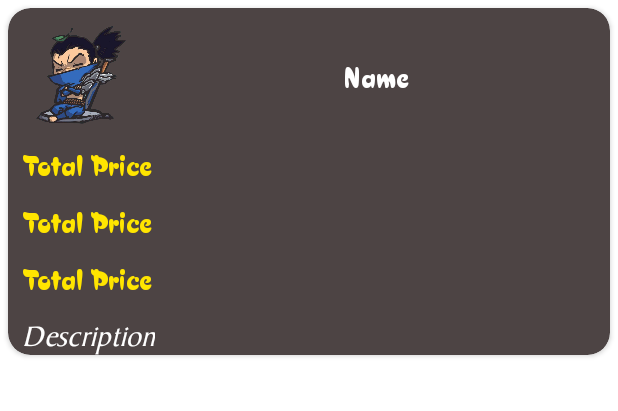
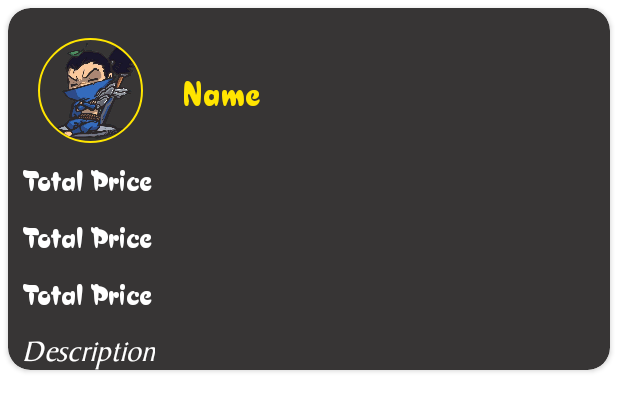
Before and after one commit to giangneymar/LOL-Wiki, an Android app: the layout item_item.xml on its own in the app's theme, with its tools: preview values and no code run, on a phone screen of 412 x 824 dp. Shown: the top 411 px of the screen. Run offline under Robolectric (Android 15) with nearby library versions, the phone set to English and light mode, and no system bars.

Commit message:
eo co gi

```diff
--- a/app/src/main/java/com/example/lolwiki/ui/activity/ChampionDetailActivity.java
+++ b/app/src/main/java/com/example/lolwiki/ui/activity/ChampionDetailActivity.java
@@ -60,6 +60,7 @@ public class ChampionDetailActivity extends BaseActivity {
         adapter.addFragment(new AbilitiesFragment(), "Abilities");
         adapter.addFragment(new BuildFragment(), "Build");
         binding.viewPager.setAdapter(adapter);
+        binding.viewPager.setOffscreenPageLimit(2);
         binding.tabLayout.setupWithViewPager(binding.viewPager);
         binding.viewPager.addOnPageChangeListener(new ViewPager.OnPageChangeListener() {
             @Override
--- a/app/src/main/java/com/example/lolwiki/ui/fragment/OverviewFragment.java
+++ b/app/src/main/java/com/example/lolwiki/ui/fragment/OverviewFragment.java
@@ -52,8 +52,4 @@ public class OverviewFragment extends BaseFragment<FragmentOverviewBinding> {
             binding.description.setText(champion.getDescription());
         });
     }
-
-    public void getChampion(Champion champion) {
-        Log.d("Ccccccc", champion.getName());
-    }
 }
--- a/app/src/main/res/layout/item_item.xml
+++ b/app/src/main/res/layout/item_item.xml
@@ -6,18 +6,20 @@
         android:layout_width="match_parent"
         android:layout_height="wrap_content"
         android:layout_margin="5dp"
-        android:backgroundTint="@color/brown"
+        android:backgroundTint="#373535"
         app:cardCornerRadius="15dp">
 
         <androidx.constraintlayout.widget.ConstraintLayout
             android:layout_width="match_parent"
             android:layout_height="wrap_content">
 
-            <ImageView
+            <de.hdodenhof.circleimageview.CircleImageView
                 android:id="@+id/image_item"
                 android:layout_width="70dp"
                 android:layout_height="70dp"
-                android:layout_margin="10dp"
+                android:layout_margin="20dp"
+                app:civ_border_width="1dp"
+                app:civ_border_color="@color/yellow"
                 android:src="@drawable/feedback_yasuo"
                 app:layout_constraintStart_toStartOf="parent"
                 app:layout_constraintTop_toTopOf="parent" />
@@ -26,11 +28,11 @@
                 android:id="@+id/name_item"
                 android:layout_width="wrap_content"
                 android:layout_height="wrap_content"
-                android:layout_marginStart="10dp"
                 android:fontFamily="@font/uvn_cake"
                 android:text="Name"
-                android:textColor="@color/white"
-                android:textSize="20sp"
+                android:textColor="@color/yellow"
+                android:textSize="24sp"
+                app:layout_constraintHorizontal_bias="0.1"
                 app:layout_constraintBottom_toBottomOf="@id/image_item"
                 app:layout_constraintEnd_toEndOf="parent"
                 app:layout_constraintStart_toEndOf="@id/image_item"
@@ -41,10 +43,9 @@
                 android:layout_width="wrap_content"
                 android:layout_height="wrap_content"
                 android:layout_margin="10dp"
-                android:layout_marginTop="10dp"
                 android:fontFamily="@font/uvn_cake"
                 android:text="Total Price"
-                android:textColor="@color/yellow"
+                android:textColor="@color/white"
                 android:textSize="20dp"
                 app:layout_constraintStart_toStartOf="parent"
                 app:layout_constraintTop_toBottomOf="@id/image_item" />
@@ -54,10 +55,9 @@
                 android:layout_width="wrap_content"
                 android:layout_height="wrap_content"
                 android:layout_margin="10dp"
-                android:layout_marginTop="10dp"
                 android:fontFamily="@font/uvn_cake"
                 android:text="Total Price"
-                android:textColor="@color/yellow"
+                android:textColor="@color/white"
                 android:textSize="20dp"
                 app:layout_constraintStart_toStartOf="parent"
                 app:layout_constraintTop_toBottomOf="@id/total_price" />
@@ -67,10 +67,9 @@
                 android:layout_width="wrap_content"
                 android:layout_height="wrap_content"
                 android:layout_margin="10dp"
-                android:layout_marginTop="10dp"
                 android:fontFamily="@font/uvn_cake"
                 android:text="Total Price"
-                android:textColor="@color/yellow"
+                android:textColor="@color/white"
                 android:textSize="20dp"
                 app:layout_constraintStart_toStartOf="parent"
                 app:layout_constraintTop_toBottomOf="@id/recipe_price" />
```
Also changed, not shown: app/src/main/java/com/example/lolwiki/ui/adapter/ChampionAdapter.java (+9 -11 lines), app/src/main/java/com/example/lolwiki/ui/adapter/ItemAdapter.java (+16 -1 lines), app/src/main/java/com/example/lolwiki/ui/fragment/BuildFragment.java (+21 -1 lines), app/src/main/res/layout/fragment_build.xml (+19 -0 lines), app/src/main/res/layout/item_champion_s.xml (renamed from app/src/main/res/layout/item_champion_super.xml).
